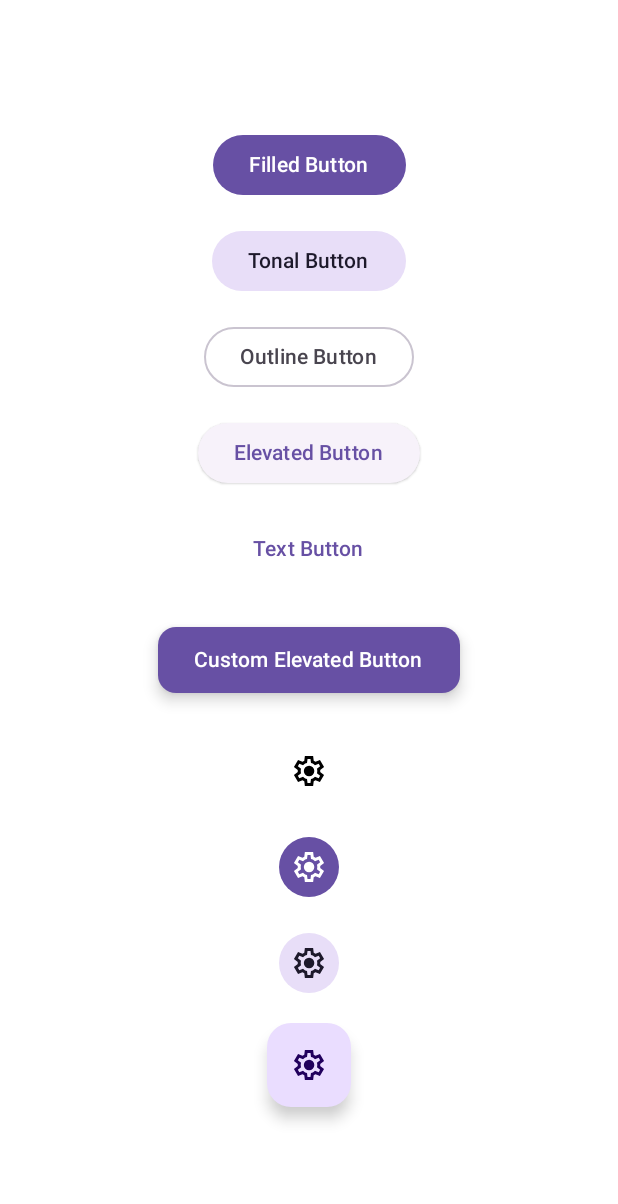
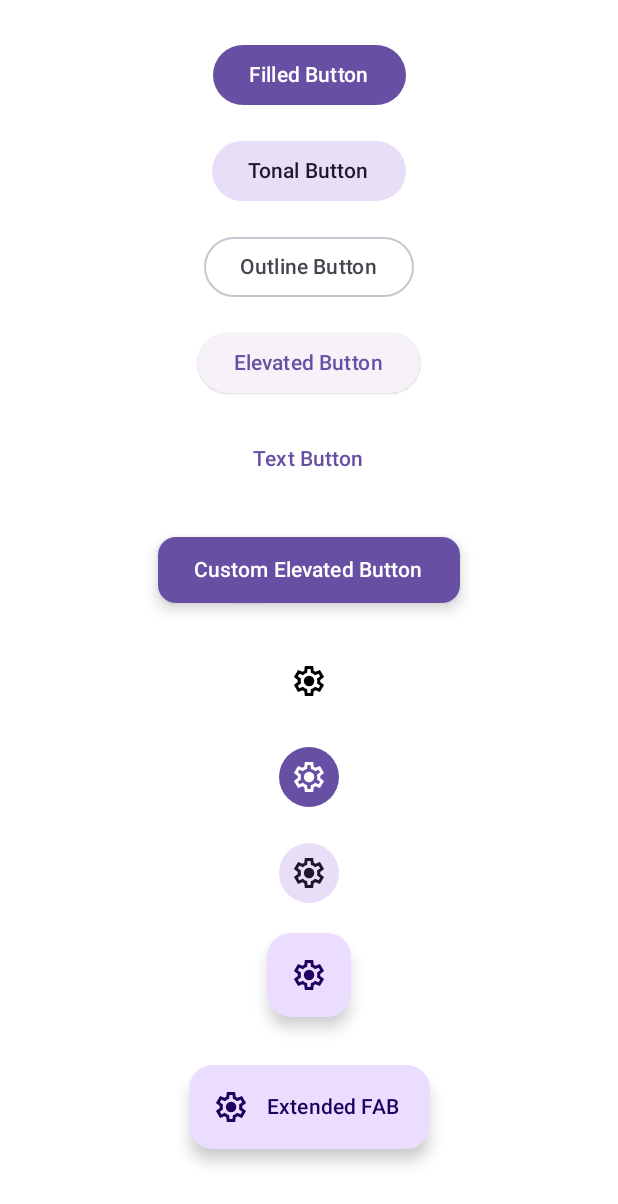
Before and after one commit to hossain72/ComposeExample, an Android app built with Jetpack Compose: the @Preview function PreviewButtonExample, on a phone screen of 412 x 824 dp. Shown: the top 1204 px of the screen. Run offline under Robolectric (Android 15) with nearby library versions, the phone set to English and light mode, and no system bars.

```diff
--- a/app/src/main/java/com/rul/compose_example/new_jetpack_compose/core_components_3/ButtonExample.kt
+++ b/app/src/main/java/com/rul/compose_example/new_jetpack_compose/core_components_3/ButtonExample.kt
@@ -4,14 +4,18 @@ import android.graphics.drawable.Icon
 import android.widget.Toast
 import androidx.compose.foundation.background
 import androidx.compose.foundation.layout.Arrangement
+import androidx.compose.foundation.layout.Box
 import androidx.compose.foundation.layout.Column
 import androidx.compose.foundation.layout.Spacer
 import androidx.compose.foundation.layout.fillMaxSize
 import androidx.compose.foundation.layout.height
 import androidx.compose.foundation.layout.padding
+import androidx.compose.foundation.rememberScrollState
+import androidx.compose.foundation.verticalScroll
 import androidx.compose.material3.Button
 import androidx.compose.material3.ButtonDefaults
 import androidx.compose.material3.ElevatedButton
+import androidx.compose.material3.ExtendedFloatingActionButton
 import androidx.compose.material3.FilledIconButton
 import androidx.compose.material3.FilledTonalButton
 import androidx.compose.material3.FilledTonalIconButton
@@ -35,12 +39,19 @@ import com.rul.compose_example.R
 fun ButtonExample() {
 
     val context = LocalContext.current
+    val scrollState = rememberScrollState()
 
+    Box(
+        modifier = Modifier
+            .fillMaxSize()
+            .background(Color.White)
+    ) {
         Column(
             modifier = Modifier
                 .fillMaxSize()
                 .background(color = Color.White)
-            .padding(horizontal = 16.dp),
+                .verticalScroll(scrollState)
+                .padding(horizontal = 16.dp, vertical = 20.dp),
             verticalArrangement = Arrangement.Center,
             horizontalAlignment = Alignment.CenterHorizontally
         ) {
@@ -86,7 +97,8 @@ fun ButtonExample() {
 
             //Custom Elevated Button
             CustomButton(onClick = {
-            Toast.makeText(context, "Custom elevated Button is clicked", Toast.LENGTH_SHORT).show()
+                Toast.makeText(context, "Custom elevated Button is clicked", Toast.LENGTH_SHORT)
+                    .show()
             }, text = "Custom Elevated Button")
             Spacer(modifier = Modifier.height(16.dp))
 
@@ -132,8 +144,30 @@ fun ButtonExample() {
                     contentDescription = null
                 )
             }
+            Spacer(modifier = Modifier.height(16.dp))
 
+            //Extended Floating Action Button
+            ExtendedFloatingActionButton(
+                onClick = {
+                    Toast.makeText(
+                        context,
+                        "Extended Floating Action Button is clicked",
+                        Toast.LENGTH_SHORT
+                    ).show()
+                },
+                icon = {
+                    Icon(
+                        painter = painterResource(R.drawable.outline_settings_24),
+                        contentDescription = null
+                    )
+                },
+                text = { Text("Extended FAB") },
+                modifier = Modifier
+                    .padding(16.dp)
+            )
+            Spacer(modifier = Modifier.height(16.dp))
 
+        }
     }
 }
 
```
Also changed, not shown: app/src/main/java/com/rul/compose_example/MainActivity.kt (+6 -2 lines), app/src/main/java/com/rul/compose_example/new_jetpack_compose/alert_dialog_9/AlertDialogExample.kt (added, +96 -0 lines), app/src/main/java/com/rul/compose_example/new_jetpack_compose/input_chip_8/InputChipExample.kt (added, +66 -0 lines). Lines whose indentation alone changed are shown as unchanged.
